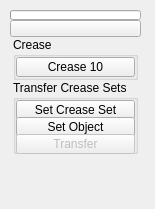
This is ui/level_3/crease.ui in m3trik/Scripts_portable as Qt 5 draws it before an edit. The edited form follows.
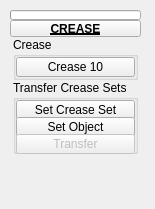
This is the edited form. Custom widgets are drawn as their Qt base class.

Patch:
```diff
--- a/ui/level_3/crease.ui
+++ b/ui/level_3/crease.ui
@@ -441,8 +441,15 @@
          <height>17</height>
         </size>
        </property>
+       <property name="font">
+        <font>
+         <weight>75</weight>
+         <bold>true</bold>
+         <underline>true</underline>
+        </font>
+       </property>
        <property name="text">
-        <string/>
+        <string>CREASE</string>
        </property>
        <property name="checkable">
         <bool>true</bool>
@@ -454,6 +461,11 @@
   </widget>
  </widget>
  <customwidgets>
+  <customwidget>
+   <class>TkToolButton</class>
+   <extends>QToolButton</extends>
+   <header>widgets.tktoolbutton.h</header>
+  </customwidget>
   <customwidget>
    <class>TkPushButton_Draggable</class>
    <extends>QPushButton</extends>
@@ -464,11 +476,6 @@
    <extends>QProgressBar</extends>
    <header>widgets.tkprogressbar.h</header>
   </customwidget>
-  <customwidget>
-   <class>TkToolButton</class>
-   <extends>QToolButton</extends>
-   <header>widgets.tktoolbutton.h</header>
-  </customwidget>
  </customwidgets>
  <resources/>
  <connections/>
```
